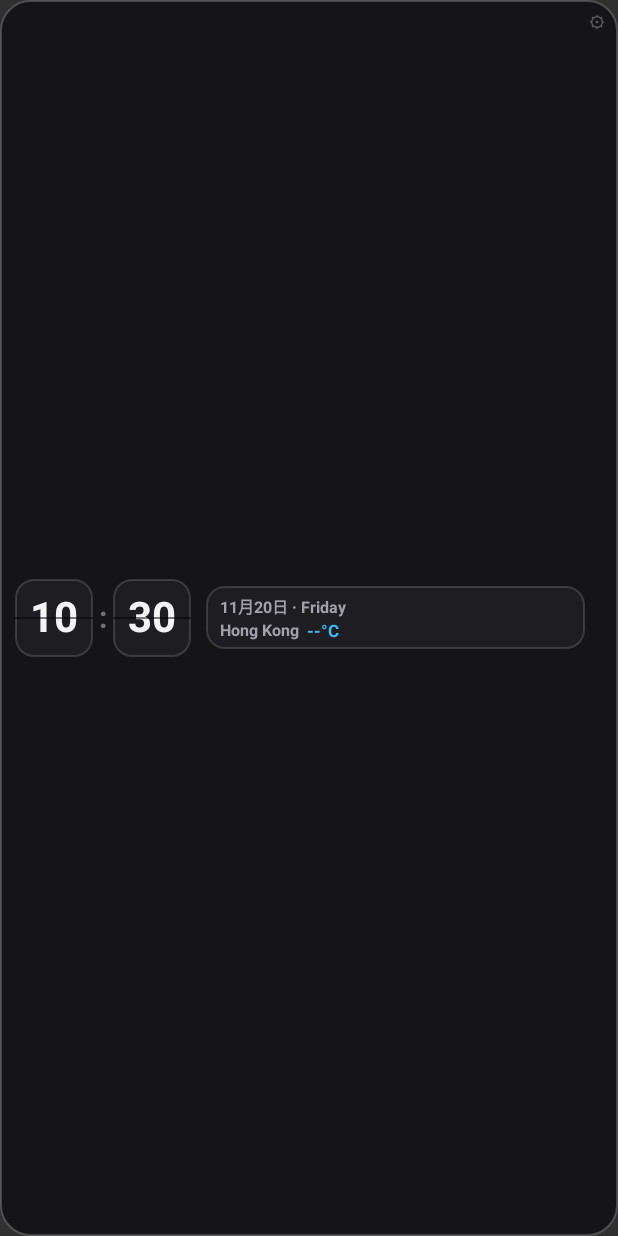
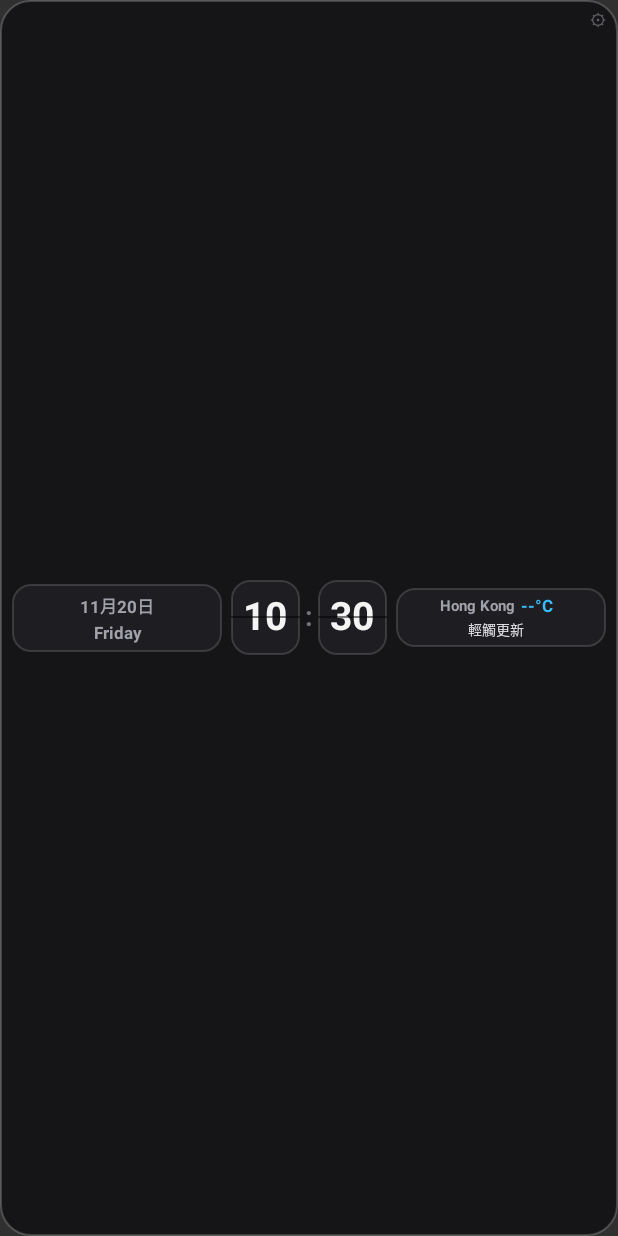
Before and after one commit to timlskforai-netizen/grok-flip-clock, an Android app built with Jetpack Compose: the layout widget_flip_clock_row.xml on its own in the app's theme, with its tools: preview values and no code run, on a phone screen of 412 x 824 dp. Run offline under Robolectric (Android 15) with nearby library versions, the phone set to English and light mode, and no system bars.

Commit message:
Refine layout dimensions and properties in widget_flip_clock
Adjusted layout parameters for various UI elements, including TextViews and ImageViews, to improve visual alignment and spacing.

```diff
--- a/app/src/main/res/layout/widget_flip_clock_row.xml
+++ b/app/src/main/res/layout/widget_flip_clock_row.xml
@@ -12,10 +12,11 @@
         android:scaleType="fitXY"
         android:src="@drawable/widget_bg" />
 
+    <!-- 右上角手動設定按鈕 -->
     <TextView
         android:id="@+id/widget_config_btn"
-        android:layout_width="24dp"
-        android:layout_height="24dp"
+        android:layout_width="22dp"
+        android:layout_height="22dp"
         android:layout_gravity="top|end"
         android:layout_margin="2dp"
         android:gravity="center"
@@ -28,12 +29,52 @@
         android:layout_height="match_parent"
         android:gravity="center_vertical"
         android:orientation="horizontal"
-        android:paddingStart="10dp"
+        android:paddingStart="8dp"
         android:paddingTop="6dp"
-        android:paddingEnd="22dp"
+        android:paddingEnd="8dp"
         android:paddingBottom="6dp">
 
-        <!-- 左邊：橫排翻頁鐘（時 : 分） -->
+        <!-- 左欄：日期與星期（weight=1 確保時鐘精準置中） -->
+        <FrameLayout
+            android:layout_width="0dp"
+            android:layout_height="wrap_content"
+            android:layout_marginEnd="6dp"
+            android:layout_weight="1">
+
+            <ImageView
+                android:id="@+id/widget_date_card_bg"
+                android:layout_width="match_parent"
+                android:layout_height="match_parent"
+                android:contentDescription="@null"
+                android:scaleType="fitXY"
+                android:src="@drawable/widget_flip_card" />
+
+            <LinearLayout
+                android:layout_width="match_parent"
+                android:layout_height="wrap_content"
+                android:gravity="center"
+                android:orientation="vertical"
+                android:paddingStart="6dp"
+                android:paddingTop="6dp"
+                android:paddingEnd="6dp"
+                android:paddingBottom="6dp">
+
+                <TextClock
+                    android:id="@+id/widget_date"
+                    android:layout_width="wrap_content"
+                    android:layout_height="wrap_content"
+                    android:format12Hour="M月d日&#10;EEEE"
+                    android:format24Hour="M月d日&#10;EEEE"
+                    android:gravity="center"
+                    android:includeFontPadding="false"
+                    android:lineSpacingExtra="3dp"
+                    android:textColor="#FFA1A1AA"
+                    android:textSize="11sp"
+                    android:textStyle="bold" />
+            </LinearLayout>
+        </FrameLayout>
+
+        <!-- 中央：機械翻頁鐘（時 : 分） -->
         <LinearLayout
             android:id="@+id/widget_clock_container"
             android:layout_width="wrap_content"
@@ -42,8 +83,8 @@
             android:orientation="horizontal">
 
             <FrameLayout
-                android:layout_width="52dp"
-                android:layout_height="52dp">
+                android:layout_width="46dp"
+                android:layout_height="50dp">
 
                 <ImageView
                     android:id="@+id/widget_hour_card_bg"
@@ -62,7 +103,7 @@
                     android:gravity="center"
                     android:includeFontPadding="false"
                     android:textColor="#FFF4F4F5"
-                    android:textSize="28sp"
+                    android:textSize="26sp"
                     android:textStyle="bold" />
 
                 <ImageView
@@ -78,16 +119,16 @@
                 android:layout_width="wrap_content"
                 android:layout_height="wrap_content"
                 android:includeFontPadding="false"
-                android:paddingStart="4dp"
-                android:paddingEnd="4dp"
+                android:paddingStart="3dp"
+                android:paddingEnd="3dp"
                 android:text=":"
                 android:textColor="#FF71717A"
-                android:textSize="20sp"
+                android:textSize="18sp"
                 android:textStyle="bold" />
 
             <FrameLayout
-                android:layout_width="52dp"
-                android:layout_height="52dp">
+                android:layout_width="46dp"
+                android:layout_height="50dp">
 
                 <ImageView
                     android:id="@+id/widget_min_card_bg"
@@ -106,7 +147,7 @@
                     android:gravity="center"
                     android:includeFontPadding="false"
                     android:textColor="#FFF4F4F5"
-                    android:textSize="28sp"
+                    android:textSize="26sp"
                     android:textStyle="bold" />
 
                 <ImageView
@@ -118,12 +159,12 @@
             </FrameLayout>
         </LinearLayout>
 
-        <!-- 右邊：日期 + 實時天氣 + 每 4 小時預報 -->
+        <!-- 右欄：實時天氣與未來每 4 小時預報（weight=1 保持左右對稱） -->
         <FrameLayout
             android:id="@+id/widget_weather_bar"
             android:layout_width="0dp"
             android:layout_height="wrap_content"
-            android:layout_marginStart="10dp"
+            android:layout_marginStart="6dp"
             android:layout_weight="1">
 
             <ImageView
@@ -137,31 +178,18 @@
             <LinearLayout
                 android:layout_width="match_parent"
                 android:layout_height="wrap_content"
-                android:gravity="center_vertical"
+                android:gravity="center"
                 android:orientation="vertical"
-                android:paddingStart="9dp"
+                android:paddingStart="6dp"
                 android:paddingTop="5dp"
-                android:paddingEnd="9dp"
+                android:paddingEnd="12dp"
                 android:paddingBottom="5dp">
 
-                <TextClock
-                    android:id="@+id/widget_date"
-                    android:layout_width="wrap_content"
-                    android:layout_height="wrap_content"
-                    android:ellipsize="end"
-                    android:format12Hour="M月d日 · EEEE"
-                    android:format24Hour="M月d日 · EEEE"
-                    android:includeFontPadding="false"
-                    android:maxLines="1"
-                    android:textColor="#FFA1A1AA"
-                    android:textSize="10.5sp"
-                    android:textStyle="bold" />
-
+                <!-- 第一行：地區 + 氣溫 -->
                 <LinearLayout
                     android:layout_width="wrap_content"
                     android:layout_height="wrap_content"
-                    android:layout_marginTop="2dp"
-                    android:gravity="center_vertical"
+                    android:gravity="center"
                     android:orientation="horizontal">
 
                     <TextView
@@ -173,33 +201,35 @@
                         android:maxLines="1"
                         android:text="Hong Kong"
                         android:textColor="#FFA1A1AA"
-                        android:textSize="10.5sp"
+                        android:textSize="10sp"
                         android:textStyle="bold" />
 
                     <TextView
                         android:id="@+id/widget_temp"
                         android:layout_width="wrap_content"
                         android:layout_height="wrap_content"
-                        android:layout_marginStart="5dp"
+                        android:layout_marginStart="4dp"
                         android:includeFontPadding="false"
                         android:text="--°C"
                         android:textColor="#FF38BDF8"
-                        android:textSize="11.5sp"
+                        android:textSize="11sp"
                         android:textStyle="bold" />
+                </LinearLayout>
 
+                <!-- 第二行：天氣狀況 -->
                 <TextView
                     android:id="@+id/widget_condition"
                     android:layout_width="wrap_content"
                     android:layout_height="wrap_content"
-                        android:layout_marginStart="5dp"
+                    android:layout_marginTop="2dp"
                     android:ellipsize="end"
                     android:includeFontPadding="false"
                     android:maxLines="1"
-                        android:text=""
+                    android:text="輕觸更新"
                     android:textColor="#FFE4E4E7"
-                        android:textSize="10.5sp" />
-                </LinearLayout>
+                    android:textSize="9.5sp" />
 
+                <!-- 第三行：未來每 4 小時預報 -->
                 <TextView
                     android:id="@+id/widget_forecast_text"
                     android:layout_width="wrap_content"
@@ -210,7 +240,7 @@
                     android:maxLines="1"
                     android:text=""
                     android:textColor="#FFA1A1AA"
-                    android:textSize="10sp"
+                    android:textSize="9sp"
                     android:visibility="gone" />
             </LinearLayout>
         </FrameLayout>
```
Lines whose indentation alone changed are shown as unchanged.
